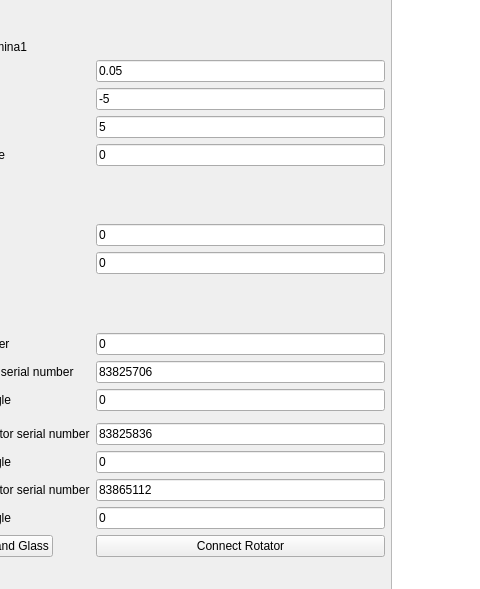
Above: timebin_lamina.ui from qLuxor/pylabtools before the change; both pictures show x 90 to 570 and y 134 to 723 of the 955 by 830 pixel window. Below: the same form after it.
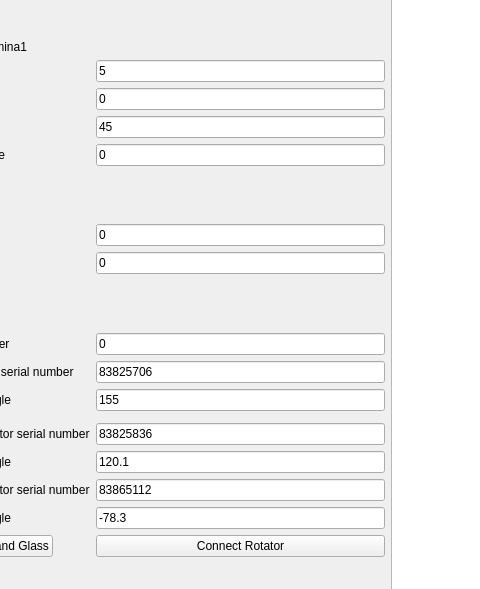
That is the form after the change. Custom widgets are drawn as their Qt base class.

Commit message: Default values added for ui

What changed in the file:
```diff
--- a/timebin_lamina.ui
+++ b/timebin_lamina.ui
@@ -106,7 +106,7 @@
       <item row="8" column="1">
        <widget class="QLineEdit" name="txtStpAngleLamina">
         <property name="text">
-         <string>0.05</string>
+         <string>5</string>
         </property>
        </widget>
       </item>
@@ -120,7 +120,7 @@
       <item row="9" column="1">
        <widget class="QLineEdit" name="txtIniAngleLamina">
         <property name="text">
-         <string>-5</string>
+         <string>0</string>
         </property>
        </widget>
       </item>
@@ -134,7 +134,7 @@
       <item row="10" column="1">
        <widget class="QLineEdit" name="txtFinAngleLamina">
         <property name="text">
-         <string>5</string>
+         <string>45</string>
         </property>
        </widget>
       </item>
@@ -244,7 +244,7 @@
       <item row="22" column="1">
        <widget class="QLineEdit" name="txtAngleGlass">
         <property name="text">
-         <string>0</string>
+         <string>155</string>
         </property>
        </widget>
       </item>
@@ -275,7 +275,7 @@
       <item row="27" column="1">
        <widget class="QLineEdit" name="txtAngleWplate1">
         <property name="text">
-         <string>0</string>
+         <string>120.1</string>
         </property>
        </widget>
       </item>
@@ -303,7 +303,7 @@
       <item row="30" column="1">
        <widget class="QLineEdit" name="txtAngleWplate2">
         <property name="text">
-         <string>0</string>
+         <string>-78.3</string>
         </property>
        </widget>
       </item>
```
